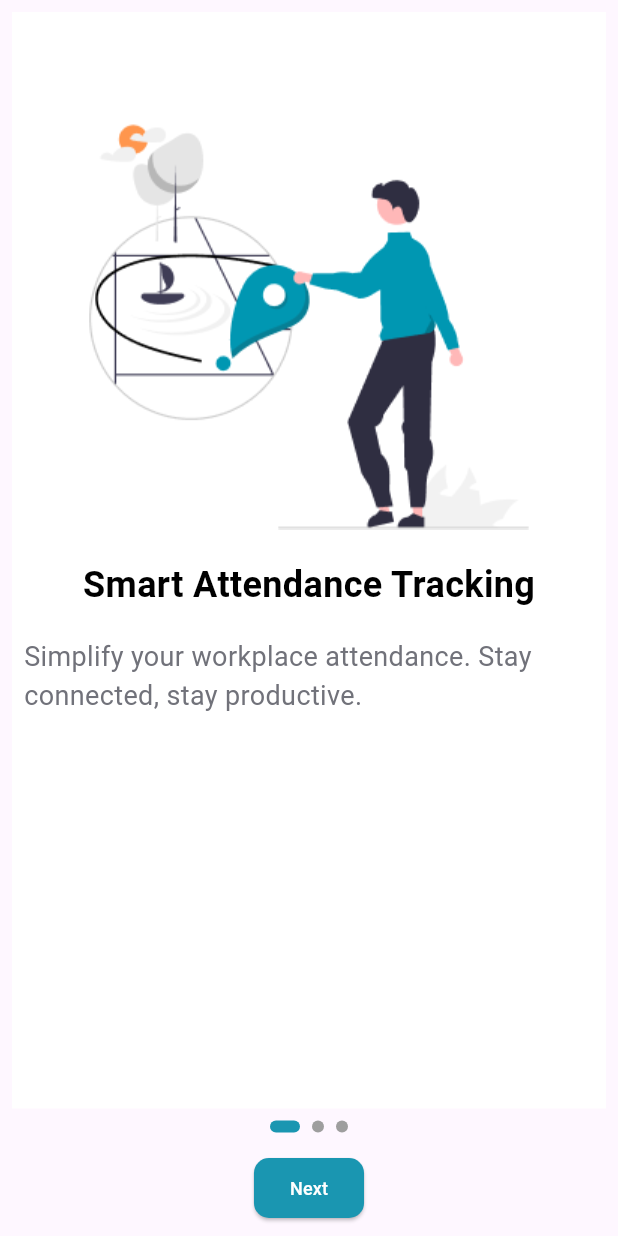
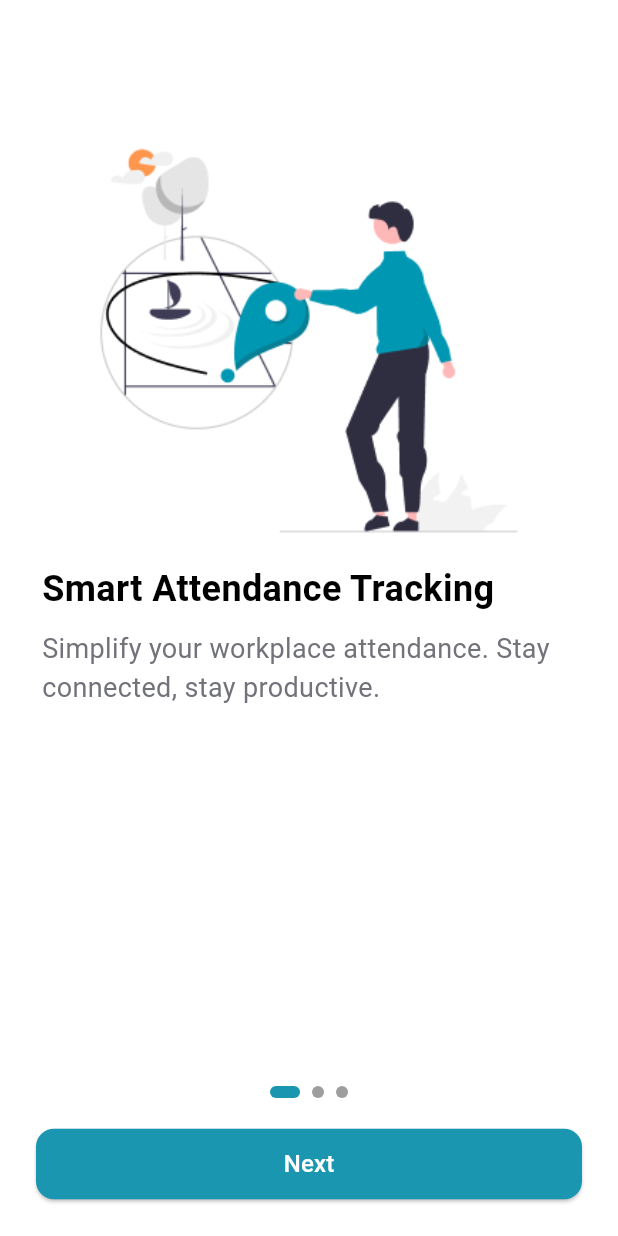
Before and after one commit to Sprints-Flutter-Bootcamp-Projects/GPS-Attendance-App, a Flutter app: the screen it shows after launch, on a phone screen of 412 x 824 dp. Run offline on Flutter 3.47's test engine with Material 3 defaults, Android fonts, the phone set to English and light mode, and no system bars; our stand-ins replace cloud_firestore, firebase_auth, firebase_core, geolocator, google_maps_flutter; accounts and stored records are empty.

Commit message:
fixed some issues in the code, added app colors file, organized each feature to its folder

```diff
--- a/lib/core/app.dart
+++ b/lib/core/app.dart
@@ -1,6 +1,7 @@
 import 'package:flutter/material.dart';
+import 'package:gps_attendance/core/utils/app_colors.dart';
 import 'package:gps_attendance/homepage.dart';
-import 'package:gps_attendance/screens/splash.dart';
+import 'package:gps_attendance/features/onboarding/screens/splash.dart';
 
 class MyApp extends StatelessWidget {
   const MyApp({super.key});
@@ -12,6 +13,7 @@ class MyApp extends StatelessWidget {
       debugShowCheckedModeBanner: false,
       title: 'Flutter Demo',
       theme: ThemeData(
+        scaffoldBackgroundColor: AppColors.scaffoldBackgroundColor,
         colorScheme: ColorScheme.fromSeed(seedColor: Colors.deepPurple),
         useMaterial3: true,
       ),
--- a/lib/core/utils/app_colors.dart
+++ b/lib/core/utils/app_colors.dart
@@ -1,5 +1,6 @@
 import 'package:flutter/material.dart';
 
 class AppColors {
+  static Color scaffoldBackgroundColor = Colors.white;
   static Color primaryColor = const Color(0xFF1A96B1);
 }
--- a/lib/screens/signup_screen.dart
+++ b/lib/features/authentication/screens/signup_screen.dart
@@ -1,5 +1,5 @@
 import 'package:flutter/material.dart';
-import '../services/auth_service.dart';
+import '../../../services/auth_service.dart';
 
 class SignUpScreen extends StatelessWidget {
   final TextEditingController _emailController = TextEditingController();
--- /dev/null
+++ b/lib/features/onboarding/screens/onboarding.dart
@@ -0,0 +1,91 @@
+import 'package:flutter/material.dart';
+import 'package:gps_attendance/core/utils/app_colors.dart';
+import 'package:gps_attendance/features/authentication/screens/login_screen.dart';
+import 'package:gps_attendance/features/onboarding/screens/onboarding1.dart';
+import 'package:gps_attendance/features/onboarding/screens/onboarding2.dart';
+import 'package:gps_attendance/features/onboarding/screens/onboarding3.dart';
+import 'package:gps_attendance/widgets/nice_button.dart';
+
+class OnBoardingScreen extends StatefulWidget {
+  const OnBoardingScreen({super.key});
+
+  @override
+  State<OnBoardingScreen> createState() => _OnBoardingScreenState();
+}
+
+class _OnBoardingScreenState extends State<OnBoardingScreen> {
+  final PageController _pageController = PageController();
+  int _currentIndex = 0;
+
+  @override
+  Widget build(BuildContext context) {
+    return Scaffold(
+      body: Column(
+        children: [
+          Expanded(
+            child: PageView(
+              controller: _pageController,
+              onPageChanged: (index) {
+                setState(() {
+                  _currentIndex = index;
+                });
+              },
+              children: [
+                OnBoarding1(
+                  image: 'assets/images/onboarding1.png',
+                  title: 'Smart Attendance Tracking',
+                  description:
+                      'Simplify your workplace attendance. Stay connected, stay productive.',
+                ),
+                OnBoarding2(
+                  image: 'assets/images/onboarding2.png',
+                  title: 'Key Features',
+                ),
+                OnBoarding3(
+                  image: 'assets/images/onboarding3.png',
+                  title: 'Welcome to TrackSync',
+                ),
+              ],
+            ),
+          ),
+          Padding(
+            padding: const EdgeInsets.only(top: 8.0, bottom: 8.0),
+            child: Row(
+              mainAxisAlignment: MainAxisAlignment.center,
+              children: List.generate(3, (index) {
+                return AnimatedContainer(
+                  duration: const Duration(milliseconds: 300),
+                  margin: const EdgeInsets.symmetric(horizontal: 4),
+                  width: _currentIndex == index ? 20 : 8,
+                  height: 8,
+                  decoration: BoxDecoration(
+                    color: _currentIndex == index
+                        ? AppColors.primaryColor
+                        : Colors.grey,
+                    borderRadius: BorderRadius.circular(4),
+                  ),
+                );
+              }),
+            ),
+          ),
+          niceButton(
+            title: _currentIndex == 2 ? 'Get Started' : 'Next',
+            onTap: () {
+              if (_currentIndex == 2) {
+                Navigator.pushReplacement(
+                  context,
+                  MaterialPageRoute(builder: (context) => LoginScreen()),
+                );
+              } else {
+                _pageController.nextPage(
+                  duration: const Duration(milliseconds: 300),
+                  curve: Curves.easeInOut,
+                );
+              }
+            },
+          ),
+        ],
+      ),
+    );
+  }
+}
--- /dev/null
+++ b/lib/features/onboarding/screens/onboarding1.dart
@@ -0,0 +1,52 @@
+import 'package:flutter/material.dart';
+
+class OnBoarding1 extends StatefulWidget {
+  final String image;
+  final String title;
+  final String description;
+
+  const OnBoarding1(
+      {required this.image,
+      required this.title,
+      required this.description,
+      super.key});
+
+  @override
+  State<OnBoarding1> createState() => _OnBoarding1State();
+}
+
+class _OnBoarding1State extends State<OnBoarding1> {
+  @override
+  Widget build(BuildContext context) {
+    return Container(
+      padding: EdgeInsets.all(12.0),
+      color: Colors.white,
+      child: Padding(
+        padding: const EdgeInsets.all(16.0),
+        child: Column(
+          mainAxisAlignment: MainAxisAlignment.start,
+          crossAxisAlignment: CrossAxisAlignment.start,
+          children: [
+            Image.asset(widget.image),
+            SizedBox(height: 20),
+            Text(
+              widget.title,
+              // textAlign: TextAlign.left,
+              style: TextStyle(
+                  fontSize: 24,
+                  fontWeight: FontWeight.bold,
+                  color: Colors.black),
+            ),
+            SizedBox(height: 10),
+            Text(
+              widget.description,
+              // textAlign: TextAlign.left,
+              maxLines: 2,
+              style: TextStyle(fontSize: 18, color: Color(0xFF71727A)),
+            ),
+          ],
+        ),
+      ),
+    );
+  }
+}
--- a/lib/screens/onboarding.dart
+++ /dev/null
@@ -1,96 +0,0 @@
-import 'package:flutter/material.dart';
-import 'package:gps_attendance/core/utils/app_colors.dart';
-import 'package:gps_attendance/screens/login_screen.dart';
-import 'package:gps_attendance/screens/onboarding1.dart';
-import 'package:gps_attendance/screens/onboarding2.dart';
-import 'package:gps_attendance/screens/onboarding3.dart';
-import 'package:gps_attendance/widgets/nice_button.dart';
-
-class OnBoardingScreen extends StatefulWidget {
-  const OnBoardingScreen({super.key});
-
-  @override
-  State<OnBoardingScreen> createState() => _OnBoardingScreenState();
-}
-
-class _OnBoardingScreenState extends State<OnBoardingScreen> {
-  final PageController _pageController = PageController();
-  int _currentIndex = 0;
-
-  @override
-  Widget build(BuildContext context) {
-    return Scaffold(
-      body: Padding(
-        padding: const EdgeInsets.all(8.0),
-        child: Column(
-          children: [
-            Expanded(
-              child: PageView(
-                controller: _pageController,
-                onPageChanged: (index) {
-                  setState(() {
-                    _currentIndex = index;
-                  });
-                },
-                children: [
-                  OnBoarding1(
-                    image: 'assets/images/onboarding1.png',
-                    title: 'Smart Attendance Tracking',
-                    description:
-                        'Simplify your workplace attendance. Stay connected, stay productive.',
-                  ),
-                  OnBoarding2(
-                    image: 'assets/images/onboarding2.png',
-                    title: 'Key Features',
-                  ),
-                  OnBoarding3(
-                    image: 'assets/images/onboarding3.png',
-                    title: 'Welcome to TrackSync',
-                  ),
-                ],
-              ),
-            ),
-            Padding(
-              padding: const EdgeInsets.only(top: 8.0, bottom: 8.0),
-              child: Row(
-                mainAxisAlignment: MainAxisAlignment.center,
-                children: List.generate(3, (index) {
-                  return AnimatedContainer(
-                    duration: const Duration(milliseconds: 300),
-                    margin: const EdgeInsets.symmetric(horizontal: 4),
-                    width: _currentIndex == index ? 20 : 8,
-                    height: 8,
-                    decoration: BoxDecoration(
-                      color: _currentIndex == index
-                          ? AppColors.primaryColor
-                          : Colors.grey,
-                      borderRadius: BorderRadius.circular(4),
-                    ),
-                  );
-                }),
-              ),
-            ),
-            const SizedBox(height: 5.0),
-            niceButton(
-              title: _currentIndex == 2 ? 'Get Started' : 'Next',
-              onTap: () {
-                if (_currentIndex == 2) {
-                  // Navigate to login screen when onboarding is done
-                  Navigator.pushReplacement(
-                    context,
-                    MaterialPageRoute(builder: (context) => LoginScreen()),
-                  );
-                } else {
-                  _pageController.nextPage(
-                    duration: Duration(milliseconds: 300),
-                    curve: Curves.easeInOut,
-                  );
-                }
-              },
-            ),
-          ],
-        ),
-      ),
-    );
-  }
-}
--- a/lib/screens/onboarding1.dart
+++ /dev/null
@@ -1,49 +0,0 @@
-import 'package:flutter/material.dart';
-
-class OnBoarding1 extends StatefulWidget {
-  final String image;
-  final String title;
-  final String description;
-
-  const OnBoarding1(
-      {required this.image,
-      required this.title,
-      required this.description,
-      super.key});
-
-  @override
-  State<OnBoarding1> createState() => _OnBoarding1State();
-}
-
-class _OnBoarding1State extends State<OnBoarding1> {
-  @override
-  Widget build(BuildContext context) {
-    return Container(
-      color: Colors.white,
-      child: Column(
-        mainAxisAlignment: MainAxisAlignment.start,
-        children: [
-          Image.asset(widget.image),
-          SizedBox(
-            height: 20),
-          Text(
-            widget.title,
-            textAlign: TextAlign.left,
-            style: TextStyle(
-                fontSize: 24, fontWeight: FontWeight.bold, color: Colors.black),
-          ),
-          SizedBox(height: 10),
-          Padding(
-            padding: const EdgeInsets.all(8.0),
-            child: Text(
-              widget.description,
-              textAlign: TextAlign.left,
-              maxLines: 2,
-              style: TextStyle(fontSize: 18, color: Color(0xFF71727A)),
-            ),
-          ),
-        ],
-      ),
-    );
-  }
-}
--- a/lib/widgets/nice_button.dart
+++ b/lib/widgets/nice_button.dart
@@ -1,20 +1,30 @@
 import 'package:flutter/material.dart';
 
 Widget niceButton({required String title, required VoidCallback onTap}) =>
-    ElevatedButton(
-      onPressed: () {
-        onTap();
-      },
+    Container(
+      padding: const EdgeInsets.all(12.0),
+      margin: const EdgeInsets.only(bottom: 12.0, left: 12.0, right: 12.0),
+      child: SizedBox(
+        width: double.infinity,
+        child: ElevatedButton(
+          onPressed: onTap,
           style: ButtonStyle(
             backgroundColor: WidgetStateProperty.all<Color>(
               Color.fromARGB(255, 26, 150, 177),
             ),
             shape: WidgetStateProperty.all<RoundedRectangleBorder>(
               RoundedRectangleBorder(
-            borderRadius: BorderRadius.circular(10.0),
+                borderRadius: BorderRadius.circular(12.0),
               ),
             ),
           ),
-      child: Text(title,
-          style: const TextStyle(color: Colors.white, fontSize: 12)),
+          child: Padding(
+            padding: const EdgeInsets.all(12.0),
+            child: Text(
+              title,
+              style: const TextStyle(color: Colors.white, fontSize: 16),
+            ),
+          ),
+        ),
+      ),
     );
```
Also changed, not shown: lib/features/authentication/screens/login_screen.dart (renamed from lib/screens/login_screen.dart, +15 -10 lines), lib/features/onboarding/screens/onboarding2.dart (added, +65 -0 lines), lib/features/onboarding/screens/splash.dart (renamed from lib/screens/splash.dart, +9 -13 lines), lib/screens/onboarding2.dart (deleted, +0 -101 lines), lib/features/onboarding/screens/onboarding3.dart (renamed from lib/screens/onboarding3.dart), lib/features/onboarding/widgets/horizontal_card.dart (added). Lines whose indentation alone changed are shown as unchanged.
